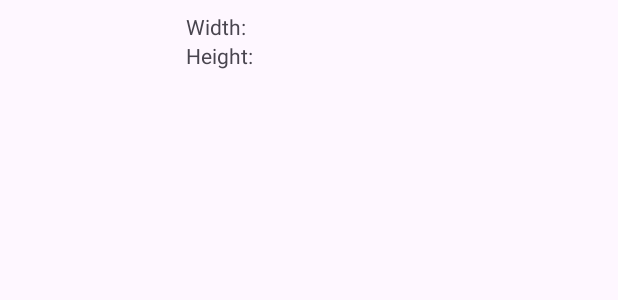
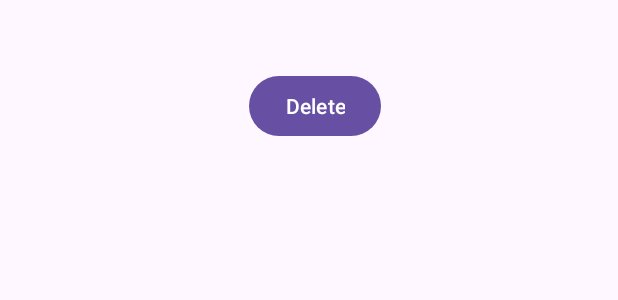
Before and after one commit to SalamAlbadawi/f4, an Android app: the layout list_item_saved_image.xml on its own in the app's theme, with its tools: preview values and no code run, on a phone screen of 412 x 824 dp. Shown: the top 300 px of the screen. Run offline under Robolectric (Android 15) with nearby library versions, the phone set to English and light mode, and no system bars.

Commit message:
delet the image

```diff
--- a/app/src/main/res/layout/list_item_saved_image.xml
+++ b/app/src/main/res/layout/list_item_saved_image.xml
@@ -1,38 +1,38 @@
 <?xml version="1.0" encoding="utf-8"?>
-<!-- list_item_saved_image.xml -->
-
-<LinearLayout xmlns:android="http://schemas.android.com/apk/res/android"
+<LinearLayout
+    xmlns:android="http://schemas.android.com/apk/res/android"
     android:layout_width="match_parent"
     android:layout_height="wrap_content"
     android:orientation="horizontal"
     android:padding="8dp">
 
-    <!-- ImageView to display the saved image -->
     <ImageView
         android:id="@+id/imageView"
-        android:layout_width="100dp"
-        android:layout_height="100dp"
-        android:scaleType="centerCrop" />
+        android:layout_width="0dp"
+        android:layout_weight="4"
+        android:layout_height="120dp" />
 
-    <!-- TextViews to display width and height -->
     <LinearLayout
-        android:layout_width="match_parent"
+        android:layout_width="0dp"
+        android:layout_weight="6"
         android:layout_height="wrap_content"
-        android:orientation="vertical"
-        android:layout_marginStart="16dp">
+        android:orientation="vertical">
 
         <TextView
             android:id="@+id/textWidth"
             android:layout_width="wrap_content"
-            android:layout_height="wrap_content"
-            android:text="Width: " />
+            android:layout_height="wrap_content" />
 
         <TextView
             android:id="@+id/textHeight"
             android:layout_width="wrap_content"
+            android:layout_height="wrap_content" />
+
+        <Button
+            android:id="@+id/deleteButton"
+            android:layout_width="wrap_content"
             android:layout_height="wrap_content"
-            android:text="Height: " />
+            android:text="Delete" />
 
     </LinearLayout>
-
 </LinearLayout>
```
Also changed, not shown: app/src/main/java/algonquin/cst2335/f4/ImageAdapter.java (+32 -8 lines), app/src/main/java/algonquin/cst2335/f4/ImageDao.java (+9 -2 lines).
